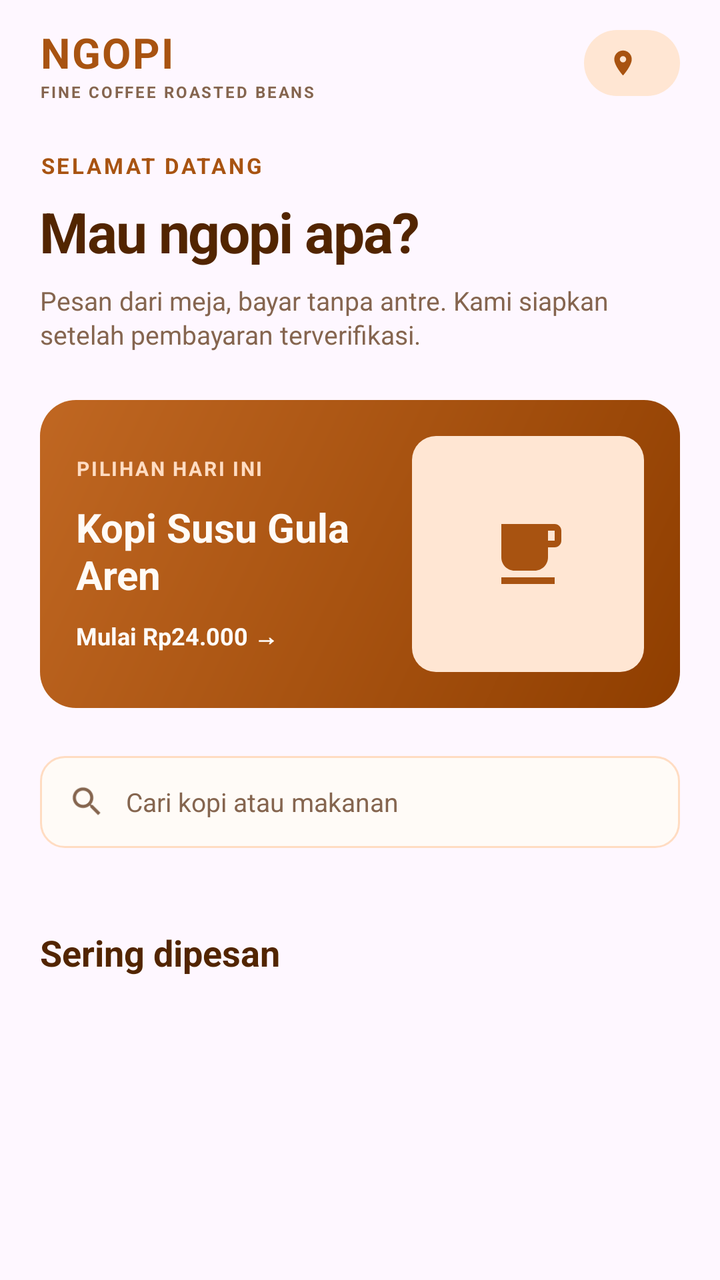
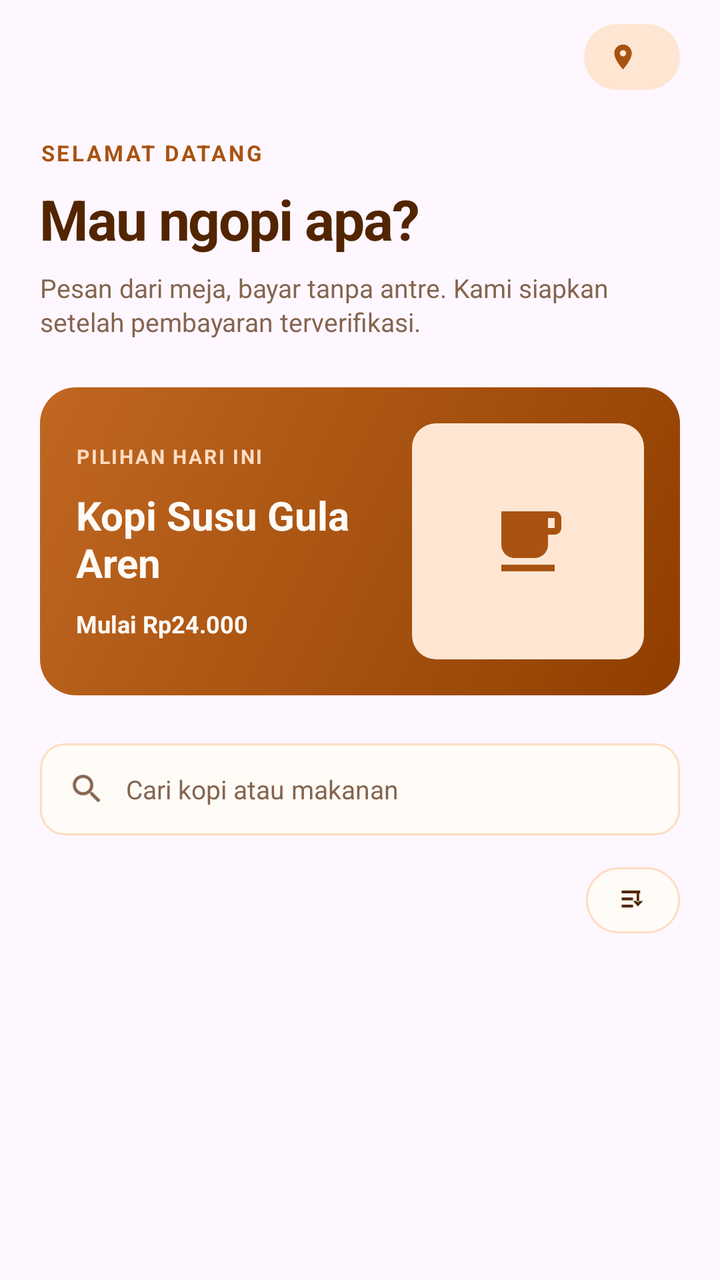

Screens rendered from an Android XML layout before and after an edit, with the pre-edit source and the edit as a unified diff.
<!-- AndroidManifest.xml: application theme Theme.KopiInggil -->
<!-- res/layout/fragment_menu.xml -->
<?xml version="1.0" encoding="utf-8"?>
<ScrollView xmlns:android="http://schemas.android.com/apk/res/android"
    xmlns:app="http://schemas.android.com/apk/res-auto"
    xmlns:tools="http://schemas.android.com/tools"
    android:layout_width="match_parent"
    android:layout_height="match_parent"
    android:fillViewport="true"
    android:scrollbars="none"
    tools:context=".MenuFragment">

    <LinearLayout
        android:layout_width="match_parent"
        android:layout_height="wrap_content"
        android:orientation="vertical"
        android:paddingBottom="12dp">

        <LinearLayout
            android:layout_width="match_parent"
            android:layout_height="wrap_content"
            android:orientation="vertical"
            android:paddingStart="20dp"
            android:paddingTop="12dp"
            android:paddingEnd="20dp"
            android:paddingBottom="8dp">

            <LinearLayout
                android:layout_width="match_parent"
                android:layout_height="wrap_content"
                android:gravity="center_vertical"
                android:orientation="horizontal">

                <LinearLayout
                    android:layout_width="0dp"
                    android:layout_height="wrap_content"
                    android:layout_weight="1"
                    android:orientation="vertical">

                    <TextView
                        android:layout_width="wrap_content"
                        android:layout_height="wrap_content"
                        android:letterSpacing="0.04"
                        android:text="@string/brand_name"
                        android:textColor="@color/ngopi_primary"
                        android:textSize="21sp"
                        android:textStyle="bold" />

                    <TextView
                        android:layout_width="wrap_content"
                        android:layout_height="wrap_content"
                        android:letterSpacing="0.12"
                        android:text="@string/brand_tagline"
                        android:textColor="@color/ngopi_muted"
                        android:textSize="8sp"
                        android:textStyle="bold" />
                </LinearLayout>

                <LinearLayout
                    android:layout_width="wrap_content"
                    android:layout_height="33dp"
                    android:background="@drawable/bg_badge"
                    android:gravity="center_vertical"
                    android:orientation="horizontal"
                    android:paddingStart="12dp"
                    android:paddingEnd="14dp">

                    <ImageView
                        android:layout_width="15dp"
                        android:layout_height="15dp"
                        android:importantForAccessibility="no"
                        android:src="@drawable/ic_location"
                        app:tint="@color/ngopi_primary" />

                    <TextView
                        android:id="@+id/tvTableBadge"
                        android:layout_width="wrap_content"
                        android:layout_height="wrap_content"
                        android:layout_marginStart="7dp"
                        android:textColor="@color/ngopi_primary"
                        android:textSize="12sp"
                        android:textStyle="bold" />
                </LinearLayout>
            </LinearLayout>

            <TextView
                android:layout_width="wrap_content"
                android:layout_height="wrap_content"
                android:layout_marginTop="24dp"
                android:letterSpacing="0.11"
                android:text="@string/welcome_label"
                android:textColor="@color/ngopi_primary"
                android:textSize="11sp"
                android:textStyle="bold" />

            <TextView
                android:layout_width="match_parent"
                android:layout_height="wrap_content"
                android:layout_marginTop="7dp"
                android:letterSpacing="-0.025"
                android:text="@string/menu_title"
                android:textColor="@color/ngopi_ink"
                android:textSize="28sp"
                android:textStyle="bold" />

            <TextView
                android:layout_width="match_parent"
                android:layout_height="wrap_content"
                android:layout_marginTop="7dp"
                android:lineSpacingMultiplier="1.1"
                android:text="@string/menu_description"
                android:textColor="@color/ngopi_muted"
                android:textSize="13sp" />

            <LinearLayout
                android:layout_width="match_parent"
                android:layout_height="154dp"
                android:layout_marginTop="24dp"
                android:background="@drawable/bg_card_green"
                android:gravity="center_vertical"
                android:orientation="horizontal"
                android:padding="18dp">

                <LinearLayout
                    android:layout_width="0dp"
                    android:layout_height="wrap_content"
                    android:layout_weight="1"
                    android:orientation="vertical">

                    <TextView
                        android:layout_width="wrap_content"
                        android:layout_height="wrap_content"
                        android:letterSpacing="0.09"
                        android:text="@string/menu_featured_label"
                        android:textColor="@color/ngopi_border"
                        android:textSize="10sp"
                        android:textStyle="bold" />

                    <TextView
                        android:layout_width="wrap_content"
                        android:layout_height="wrap_content"
                        android:layout_marginTop="9dp"
                        android:text="@string/menu_featured_title"
                        android:textColor="@color/ngopi_surface"
                        android:textSize="20sp"
                        android:textStyle="bold" />

                    <TextView
                        android:layout_width="wrap_content"
                        android:layout_height="wrap_content"
                        android:layout_marginTop="9dp"
                        android:text="@string/menu_featured_price"
                        android:textColor="@color/ngopi_surface"
                        android:textSize="12sp"
                        android:textStyle="bold" />
                </LinearLayout>

                <ImageView
                    android:layout_width="116dp"
                    android:layout_height="match_parent"
                    android:layout_marginStart="12dp"
                    android:background="@drawable/bg_photo_placeholder"
                    android:importantForAccessibility="no"
                    android:padding="38dp"
                    android:src="@drawable/ic_coffee"
                    app:tint="@color/ngopi_primary" />
            </LinearLayout>

            <LinearLayout
                android:layout_width="match_parent"
                android:layout_height="46dp"
                android:layout_marginTop="24dp"
                android:background="@drawable/bg_search"
                android:gravity="center_vertical"
                android:orientation="horizontal"
                android:paddingStart="14dp"
                android:paddingEnd="14dp">

                <ImageView
                    android:layout_width="19dp"
                    android:layout_height="19dp"
                    android:importantForAccessibility="no"
                    android:src="@drawable/ic_search"
                    app:tint="@color/ngopi_muted" />

                <EditText
                    android:id="@+id/etSearch"
                    android:layout_width="0dp"
                    android:layout_height="match_parent"
                    android:layout_marginStart="10dp"
                    android:layout_weight="1"
                    android:background="@null"
                    android:hint="@string/menu_search_hint"
                    android:imeOptions="actionSearch"
                    android:importantForAutofill="no"
                    android:inputType="text"
                    android:maxLines="1"
                    android:textColor="@color/ngopi_ink"
                    android:textColorHint="@color/ngopi_muted"
                    android:textSize="13sp" />
            </LinearLayout>

            <HorizontalScrollView
                android:layout_width="match_parent"
                android:layout_height="wrap_content"
                android:layout_marginTop="16dp"
                android:scrollbars="none">

                <LinearLayout
                    android:id="@+id/categoryContainer"
                    android:layout_width="wrap_content"
                    android:layout_height="wrap_content"
                    android:orientation="horizontal" />
            </HorizontalScrollView>

            <TextView
                android:layout_width="wrap_content"
                android:layout_height="wrap_content"
                android:layout_marginTop="24dp"
                android:text="@string/menu_section_popular"
                android:textColor="@color/ngopi_ink"
                android:textSize="18sp"
                android:textStyle="bold" />
        </LinearLayout>

        <ListView
            android:id="@+id/lvBarang"
            android:layout_width="match_parent"
            android:layout_height="219dp"
            android:divider="@null"
            android:dividerHeight="0dp"
            android:nestedScrollingEnabled="false"
            android:scrollbars="none" />

        <TextView
            android:id="@+id/tvEmpty"
            android:layout_width="match_parent"
            android:layout_height="wrap_content"
            android:gravity="center"
            android:padding="16dp"
            android:text="@string/menu_empty"
            android:textColor="@color/ngopi_muted"
            android:textSize="13sp"
            android:visibility="gone" />
    </LinearLayout>
</ScrollView>
<!-- resources referenced by this layout -->
<resources>
  <color name="ngopi_border">#FFDCC2</color>
  <color name="ngopi_ink">#522500</color>
  <color name="ngopi_muted">#85654F</color>
  <color name="ngopi_primary">#A85311</color>
  <color name="ngopi_surface">#FFFBF7</color>
  <!-- drawable bg_badge (drawable) -->
  <?xml version="1.0" encoding="utf-8"?>
  <shape xmlns:android="http://schemas.android.com/apk/res/android" android:shape="rectangle">
      <solid android:color="@color/ngopi_badge" />
      <corners android:radius="20dp" />
  </shape>
  <!-- drawable bg_card_green (drawable) -->
  <?xml version="1.0" encoding="utf-8"?>
  <shape xmlns:android="http://schemas.android.com/apk/res/android" android:shape="rectangle">
      <gradient
          android:angle="315"
          android:centerColor="@color/ngopi_primary"
          android:endColor="@color/ngopi_primary_dark"
          android:startColor="@color/ngopi_primary_light" />
      <corners android:radius="18dp" />
  </shape>
  <!-- drawable bg_photo_placeholder (drawable) -->
  <?xml version="1.0" encoding="utf-8"?>
  <shape xmlns:android="http://schemas.android.com/apk/res/android" android:shape="rectangle">
      <solid android:color="@color/ngopi_badge" />
      <corners android:radius="12dp" />
  </shape>
  <!-- drawable bg_search (drawable) -->
  <?xml version="1.0" encoding="utf-8"?>
  <shape xmlns:android="http://schemas.android.com/apk/res/android" android:shape="rectangle">
      <solid android:color="@color/ngopi_surface" />
      <corners android:radius="12dp" />
      <stroke
          android:width="1dp"
          android:color="@color/ngopi_border" />
  </shape>
  <!-- drawable ic_coffee (drawable) -->
  <vector xmlns:android="http://schemas.android.com/apk/res/android"
      android:width="24dp"
      android:height="24dp"
      android:viewportWidth="24"
      android:viewportHeight="24">
      <path
          android:fillColor="@android:color/white"
          android:pathData="M20,3L4,3v10c0,2.21 1.79,4 4,4h6c2.21,0 4,-1.79 4,-4v-3h2c1.11,0 2,-0.9 2,-2L22,5c0,-1.11 -0.89,-2 -2,-2zM20,8h-2L18,5h2v3zM4,19h16v2L4,21z" />
  </vector>
  <string name="brand_name">NGOPI</string>
  <string name="brand_tagline">FINE COFFEE ROASTED BEANS</string>
  <string name="menu_description">Pesan dari meja, bayar tanpa antre. Kami siapkan setelah pembayaran terverifikasi.</string>
  <string name="menu_empty">Menu tidak ditemukan</string>
  <string name="menu_featured_label">PILIHAN HARI INI</string>
  <string name="menu_featured_price">Mulai Rp24.000 →</string>
  <string name="menu_featured_title">Kopi Susu Gula Aren</string>
  <string name="menu_search_hint">Cari kopi atau makanan</string>
  <string name="menu_section_popular">Sering dipesan</string>
  <string name="menu_title">Mau ngopi apa?</string>
  <string name="welcome_label">SELAMAT DATANG</string>
  <style name="Theme.KopiInggil" parent="Base.Theme.KopiInggil" />
  <color name="ngopi_badge">#FFE6D3</color>
  <color name="ngopi_primary_dark">#8F3E00</color>
  <color name="ngopi_primary_light">#C06722</color>
  <style name="Base.Theme.KopiInggil" parent="Theme.Material3.DayNight.NoActionBar">
          
          
      </style>
  <!-- unchanged entries left out for length: 2 -->
</resources>

<!-- the commit's change to res/layout/fragment_menu.xml (unified diff, before → after) -->
@@ -26,33 +26,8 @@
             <LinearLayout
                 android:layout_width="match_parent"
                 android:layout_height="wrap_content"
-                android:gravity="center_vertical"
+                android:gravity="center_vertical|end"
                 android:orientation="horizontal">
-
-                <LinearLayout
-                    android:layout_width="0dp"
-                    android:layout_height="wrap_content"
-                    android:layout_weight="1"
-                    android:orientation="vertical">
-
-                    <TextView
-                        android:layout_width="wrap_content"
-                        android:layout_height="wrap_content"
-                        android:letterSpacing="0.04"
-                        android:text="@string/brand_name"
-                        android:textColor="@color/ngopi_primary"
-                        android:textSize="21sp"
-                        android:textStyle="bold" />
-
-                    <TextView
-                        android:layout_width="wrap_content"
-                        android:layout_height="wrap_content"
-                        android:letterSpacing="0.12"
-                        android:text="@string/brand_tagline"
-                        android:textColor="@color/ngopi_muted"
-                        android:textSize="8sp"
-                        android:textStyle="bold" />
-                </LinearLayout>
 
                 <LinearLayout
                     android:layout_width="wrap_content"
@@ -198,27 +173,37 @@
                     android:textSize="13sp" />
             </LinearLayout>
 
-            <HorizontalScrollView
+            <LinearLayout
                 android:layout_width="match_parent"
                 android:layout_height="wrap_content"
                 android:layout_marginTop="16dp"
-                android:scrollbars="none">
-
-                <LinearLayout
-                    android:id="@+id/categoryContainer"
-                    android:layout_width="wrap_content"
+                android:gravity="center_vertical"
+                android:orientation="horizontal">
+
+                <HorizontalScrollView
+                    android:layout_width="0dp"
                     android:layout_height="wrap_content"
-                    android:orientation="horizontal" />
-            </HorizontalScrollView>
-
-            <TextView
-                android:layout_width="wrap_content"
-                android:layout_height="wrap_content"
-                android:layout_marginTop="24dp"
-                android:text="@string/menu_section_popular"
-                android:textColor="@color/ngopi_ink"
-                android:textSize="18sp"
-                android:textStyle="bold" />
+                    android:layout_weight="1"
+                    android:scrollbars="none">
+
+                    <LinearLayout
+                        android:id="@+id/categoryContainer"
+                        android:layout_width="wrap_content"
+                        android:layout_height="wrap_content"
+                        android:orientation="horizontal" />
+                </HorizontalScrollView>
+
+                <ImageView
+                    android:id="@+id/btnSort"
+                    android:layout_width="47dp"
+                    android:layout_height="33dp"
+                    android:layout_marginStart="8dp"
+                    android:background="@drawable/bg_chip"
+                    android:contentDescription="@string/menu_sort_cd"
+                    android:padding="8dp"
+                    android:src="@drawable/ic_sort"
+                    app:tint="@color/ngopi_ink" />
+            </LinearLayout>
         </LinearLayout>
 
         <ListView
<!-- resource entries referenced after the edit -->
@@ -20,6 +20,15 @@
           android:endColor="@color/ngopi_primary_dark"
           android:startColor="@color/ngopi_primary_light" />
       <corners android:radius="18dp" />
+  </shape>
+  <!-- drawable bg_chip (drawable) -->
+  <?xml version="1.0" encoding="utf-8"?>
+  <shape xmlns:android="http://schemas.android.com/apk/res/android" android:shape="rectangle">
+      <solid android:color="@color/ngopi_surface" />
+      <corners android:radius="20dp" />
+      <stroke
+          android:width="1dp"
+          android:color="@color/ngopi_border" />
   </shape>
   <!-- drawable bg_photo_placeholder (drawable) -->
   <?xml version="1.0" encoding="utf-8"?>
@@ -46,15 +55,23 @@
           android:fillColor="@android:color/white"
           android:pathData="M20,3L4,3v10c0,2.21 1.79,4 4,4h6c2.21,0 4,-1.79 4,-4v-3h2c1.11,0 2,-0.9 2,-2L22,5c0,-1.11 -0.89,-2 -2,-2zM20,8h-2L18,5h2v3zM4,19h16v2L4,21z" />
   </vector>
-  <string name="brand_name">NGOPI</string>
-  <string name="brand_tagline">FINE COFFEE ROASTED BEANS</string>
+  <!-- drawable ic_sort (drawable) -->
+  <vector xmlns:android="http://schemas.android.com/apk/res/android"
+      android:width="24dp"
+      android:height="24dp"
+      android:viewportWidth="24"
+      android:viewportHeight="24">
+      <path
+          android:fillColor="@android:color/white"
+          android:pathData="M4,5h13v2H4zM4,10h8v2H4zM4,15h8v2H4zM14.6,7h1.8v6h-1.8zM12,12.5l3.5,3.8l3.5,-3.8z" />
+  </vector>
   <string name="menu_description">Pesan dari meja, bayar tanpa antre. Kami siapkan setelah pembayaran terverifikasi.</string>
   <string name="menu_empty">Menu tidak ditemukan</string>
   <string name="menu_featured_label">PILIHAN HARI INI</string>
-  <string name="menu_featured_price">Mulai Rp24.000 →</string>
+  <string name="menu_featured_price">Mulai Rp24.000</string>
   <string name="menu_featured_title">Kopi Susu Gula Aren</string>
   <string name="menu_search_hint">Cari kopi atau makanan</string>
-  <string name="menu_section_popular">Sering dipesan</string>
+  <string name="menu_sort_cd">Urutkan menu</string>
   <string name="menu_title">Mau ngopi apa?</string>
   <string name="welcome_label">SELAMAT DATANG</string>
   <style name="Theme.KopiInggil" parent="Base.Theme.KopiInggil" />
